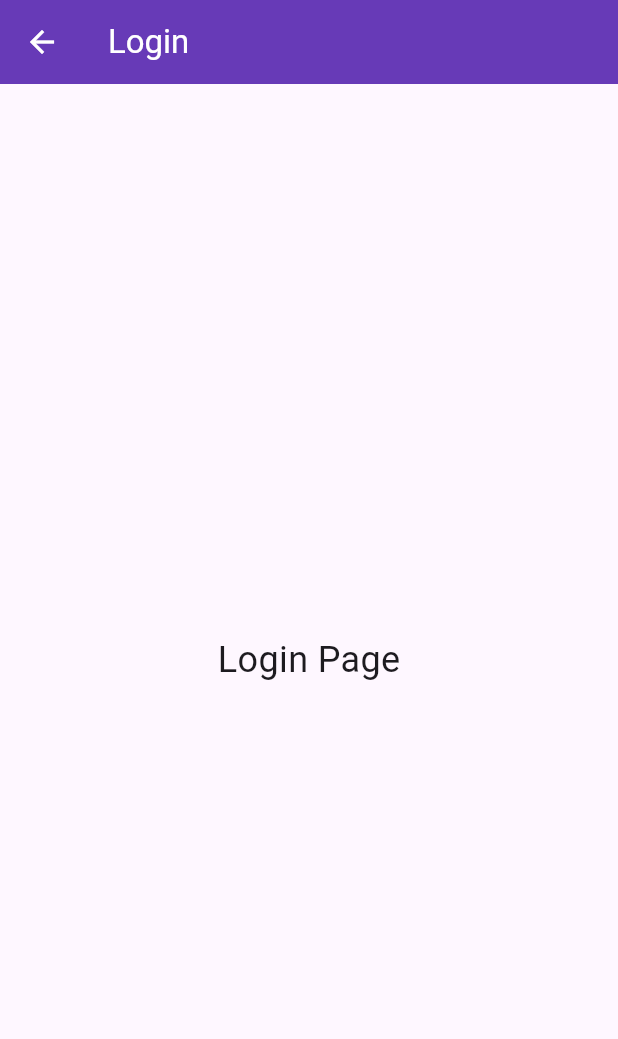
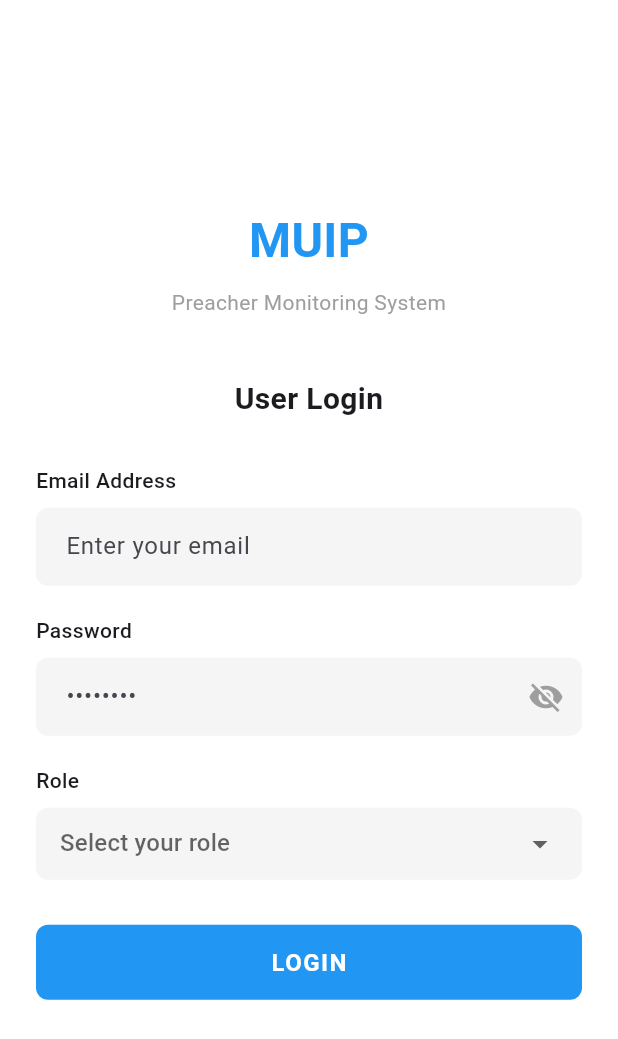
Before and after one commit to Shahittya/PreacherPro, a Flutter app: the screen it shows after launch, after a tap on "Login", on a phone screen of 412 x 824 dp. Shown: the top 1039 px of the screen. Run offline on Flutter 3.47's test engine with Material 3 defaults, Android fonts, the light colour scheme and no system bars; our stand-ins replace cloud_firestore, firebase_auth, firebase_core, image_picker; accounts and stored records are empty.

Commit message:
Login Function Added

```diff
--- /dev/null
+++ b/lib/models/Login/User.dart
@@ -0,0 +1,119 @@
+import 'package:firebase_auth/firebase_auth.dart' as auth;
+import 'package:cloud_firestore/cloud_firestore.dart';
+
+// MODEL - Handles Firebase authentication and database operations
+class User {
+  final String email;
+  final String password;
+  final String role;
+
+  final auth.FirebaseAuth _auth = auth.FirebaseAuth.instance;
+  final FirebaseFirestore _firestore = FirebaseFirestore.instance;
+
+  User({
+    required this.email,
+    required this.password,
+    required this.role,
+  });
+
+  // Login user with Firebase Authentication and verify role & status
+  Future<Map<String, dynamic>> login() async {
+    try {
+      // Step 1: Authenticate with Firebase Auth
+      auth.UserCredential userCredential =
+          await _auth.signInWithEmailAndPassword(
+        email: email,
+        password: password,
+      );
+
+      String uid = userCredential.user!.uid;
+
+      // Step 2: Verify user role and status in Firestore
+      DocumentSnapshot userDoc =
+          await _firestore.collection('users').doc(uid).get();
+
+      if (!userDoc.exists) {
+        await _auth.signOut();
+        return {
+          'success': false,
+          'message': 'User data not found. Please contact support.',
+        };
+      }
+
+      Map<String, dynamic> userData = userDoc.data() as Map<String, dynamic>;
+      String userRole = userData['role'] ?? '';
+      String userStatus = userData['status'] ?? '';
+
+      // Step 3: Check if role matches
+      if (userRole.toUpperCase() != role.toUpperCase()) {
+        await _auth.signOut();
+        return {
+          'success': false,
+          'message': 'Invalid role selected. Please select the correct role.',
+        };
+      }
+
+      // Step 4: Check status for PREACHER role only
+      if (userRole.toUpperCase() == 'PREACHER') {
+        if (userStatus == 'PENDING') {
+          await _auth.signOut();
+          return {
+            'success': false,
+            'message': 'Your account is pending approval. Please wait for admin approval.',
+          };
+        } else if (userStatus == 'REJECTED') {
+          await _auth.signOut();
+          return {
+            'success': false,
+            'message': 'Your account has been rejected. Please contact admin for more information.',
+          };
+        } else if (userStatus != 'ACTIVE') {
+          await _auth.signOut();
+          return {
+            'success': false,
+            'message': 'Your account is not active. Please contact admin.',
+          };
+        }
+      }
+
+      // Step 5: Login successful
+      return {
+        'success': true,
+        'message': 'Login successful!',
+        'uid': uid,
+        'role': userRole,
+        'name': userData['name'] ?? 'User',
+      };
+    } on auth.FirebaseAuthException catch (e) {
+      return {
+        'success': false,
+        'message': _getAuthErrorMessage(e.code),
+      };
+    } catch (e) {
+      return {
+        'success': false,
+        'message': 'Login failed: ${e.toString()}',
+      };
+    }
+  }
+
+  // Get user-friendly error messages
+  String _getAuthErrorMessage(String code) {
+    switch (code) {
+      case 'user-not-found':
+        return 'No account found with this email.';
+      case 'wrong-password':
+        return 'Incorrect password. Please try again.';
+      case 'invalid-email':
+        return 'Invalid email address format.';
+      case 'user-disabled':
+        return 'This account has been disabled.';
+      case 'too-many-requests':
+        return 'Too many failed attempts. Please try again later.';
+      case 'invalid-credential':
+        return 'Invalid email or password. Please try again.';
+      default:
+        return 'Login failed. Please check your credentials.';
+    }
+  }
+}
--- a/lib/models/Registeration/UserData.dart
+++ b/lib/models/Registeration/UserData.dart
@@ -109,7 +109,7 @@ class UserData {
         'createdAt': FieldValue.serverTimestamp(),
       });
 
-      // Document 2: preachers/{uid} - Combined preacher info and registration status
+      // Document 2: preachers/{uid} - Preacher info and registration details
       DocumentReference preacherDoc =
           _firestore.collection('preachers').doc(uid);
       batch.set(preacherDoc, {
@@ -119,7 +119,6 @@ class UserData {
         'address': address,
         'district': district ?? '',
         'qualification': qualification ?? '',
-        'status': 'PENDING',
         'submittedAt': FieldValue.serverTimestamp(),
         'reviewedBy': null,
         'reviewedAt': null,
--- /dev/null
+++ b/lib/providers/Login/LoginController.dart
@@ -0,0 +1,55 @@
+import '../../models/Login/User.dart';
+
+// CONTROLLER - Validates credentials and orchestrates login flow
+class LoginController {
+  // Validate login credentials
+  Map<String, dynamic> validateCredentials(String email, String password, String role) {
+    // Validate Email
+    if (email.isEmpty) {
+      return {'valid': false, 'message': 'Email is required'};
+    }
+    if (!_isValidEmail(email)) {
+      return {'valid': false, 'message': 'Please enter a valid email address'};
+    }
+
+    // Validate Password
+    if (password.isEmpty) {
+      return {'valid': false, 'message': 'Password is required'};
+    }
+    if (password.length < 6) {
+      return {'valid': false, 'message': 'Password must be at least 6 characters'};
+    }
+
+    // Validate Role
+    if (role.isEmpty) {
+      return {'valid': false, 'message': 'Please select a role'};
+    }
+
+    return {'valid': true, 'message': 'Validation successful'};
+  }
+
+  // Handle login process
+  Future<Map<String, dynamic>> login(String email, String password, String role) async {
+    // Step 1: Validate credentials
+    Map<String, dynamic> validation = validateCredentials(email, password, role);
+
+    if (!validation['valid']) {
+      return validation;
+    }
+
+    // Step 2: Create User model and attempt login
+    User user = User(
+      email: email,
+      password: password,
+      role: role,
+    );
+
+    // Step 3: Pass to Model for Firebase authentication
+    return await user.login();
+  }
+
+  // Email validation helper
+  bool _isValidEmail(String email) {
+    return RegExp(r'^[\w-\.]+@([\w-]+\.)+[\w-]{2,4}$').hasMatch(email);
+  }
+}
--- a/lib/screens/Login/loginPage.dart
+++ b/lib/screens/Login/loginPage.dart
@@ -0,0 +1,318 @@
+import 'package:flutter/material.dart';
+import '../../providers/Login/LoginController.dart';
+import '../preacherDashboard.dart';
+import '../officerDashboard.dart';
+import '../adminDashboard.dart';
+
+class LoginPage extends StatefulWidget {
+  const LoginPage({super.key});
+
+  @override
+  State<LoginPage> createState() => _LoginPageState();
+}
+
+class _LoginPageState extends State<LoginPage> {
+  final _formKey = GlobalKey<FormState>();
+  final _controller = LoginController();
+
+  // Controllers
+  final _emailController = TextEditingController();
+  final _passwordController = TextEditingController();
+
+  String _selectedRole = '';
+  bool _isLoading = false;
+  bool _isPasswordVisible = false;
+
+  final List<String> _roles = ['Preacher', 'Officer', 'Admin'];
+
+  @override
+  void dispose() {
+    _emailController.dispose();
+    _passwordController.dispose();
+    super.dispose();
+  }
+
+  Future<void> onLoginUser() async {
+    if (!_formKey.currentState!.validate()) return;
+
+    if (_selectedRole.isEmpty) {
+      ScaffoldMessenger.of(context).showSnackBar(
+        const SnackBar(
+          content: Text('Please select a role'),
+          backgroundColor: Colors.red,
+        ),
+      );
+      return;
+    }
+
+    setState(() {
+      _isLoading = true;
+    });
+
+    try {
+      // Call controller to handle login
+      Map<String, dynamic> result = await _controller.login(
+        _emailController.text.trim(),
+        _passwordController.text,
+        _selectedRole,
+      );
+
+      setState(() {
+        _isLoading = false;
+      });
+
+      if (mounted) {
+        if (result['success']) {
+          // Navigate to appropriate dashboard based on role
+          Widget dashboard;
+          switch (_selectedRole.toUpperCase()) {
+            case 'PREACHER':
+              dashboard = const PreacherDashboard();
+              break;
+            case 'OFFICER':
+              dashboard = const OfficerDashboard();
+              break;
+            case 'ADMIN':
+              dashboard = const AdminDashboard();
+              break;
+            default:
+              dashboard = const PreacherDashboard();
+          }
+
+          Navigator.pushReplacement(
+            context,
+            MaterialPageRoute(builder: (context) => dashboard),
+          );
+        } else {
+          // Show error message
+          ScaffoldMessenger.of(context).showSnackBar(
+            SnackBar(
+              content: Text(result['message']),
+              backgroundColor: Colors.red,
+              duration: const Duration(seconds: 4),
+            ),
+          );
+        }
+      }
+    } catch (e) {
+      setState(() {
+        _isLoading = false;
+      });
+
+      if (mounted) {
+        ScaffoldMessenger.of(context).showSnackBar(
+          SnackBar(
+            content: Text('Error: ${e.toString()}'),
+            backgroundColor: Colors.red,
+          ),
+        );
+      }
+    }
+  }
+
+  @override
+  Widget build(BuildContext context) {
+    return Scaffold(
+      backgroundColor: Colors.white,
+      body: SafeArea(
+        child: Center(
+          child: SingleChildScrollView(
+            padding: const EdgeInsets.symmetric(horizontal: 24.0),
+            child: Form(
+              key: _formKey,
+              child: Column(
+                mainAxisAlignment: MainAxisAlignment.center,
+                crossAxisAlignment: CrossAxisAlignment.stretch,
+                children: [
+                  // Logo/Title
+                  const Text(
+                    'MUIP',
+                    style: TextStyle(
+                      fontSize: 32,
+                      fontWeight: FontWeight.bold,
+                      color: Colors.blue,
+                    ),
+                    textAlign: TextAlign.center,
+                  ),
+                  const SizedBox(height: 8),
+                  const Text(
+                    'Preacher Monitoring System',
+                    style: TextStyle(
+                      fontSize: 14,
+                      color: Colors.grey,
+                    ),
+                    textAlign: TextAlign.center,
+                  ),
+                  const SizedBox(height: 40),
+                  // User Login Title
+                  const Text(
+                    'User Login',
+                    style: TextStyle(
+                      fontSize: 20,
+                      fontWeight: FontWeight.bold,
+                    ),
+                    textAlign: TextAlign.center,
+                  ),
+                  const SizedBox(height: 30),
+                  // Email Field
+                  const Text(
+                    'Email Address',
+                    style: TextStyle(
+                      fontSize: 14,
+                      fontWeight: FontWeight.w500,
+                    ),
+                  ),
+                  const SizedBox(height: 8),
+                  TextFormField(
+                    controller: _emailController,
+                    keyboardType: TextInputType.emailAddress,
+                    decoration: InputDecoration(
+                      hintText: 'Enter your email',
+                      filled: true,
+                      fillColor: Colors.grey[100],
+                      border: OutlineInputBorder(
+                        borderRadius: BorderRadius.circular(8),
+                        borderSide: BorderSide.none,
+                      ),
+                      contentPadding: const EdgeInsets.symmetric(
+                        horizontal: 16,
+                        vertical: 14,
+                      ),
+                    ),
+                    validator: (value) {
+                      if (value == null || value.isEmpty) {
+                        return 'Please enter your email';
+                      }
+                      if (!value.contains('@')) {
+                        return 'Please enter a valid email';
+                      }
+                      return null;
+                    },
+                  ),
+                  const SizedBox(height: 20),
+                  // Password Field
+                  const Text(
+                    'Password',
+                    style: TextStyle(
+                      fontSize: 14,
+                      fontWeight: FontWeight.w500,
+                    ),
+                  ),
+                  const SizedBox(height: 8),
+                  TextFormField(
+                    controller: _passwordController,
+                    obscureText: !_isPasswordVisible,
+                    decoration: InputDecoration(
+                      hintText: '••••••••',
+                      filled: true,
+                      fillColor: Colors.grey[100],
+                      border: OutlineInputBorder(
+                        borderRadius: BorderRadius.circular(8),
+                        borderSide: BorderSide.none,
+                      ),
+                      contentPadding: const EdgeInsets.symmetric(
+                        horizontal: 16,
+                        vertical: 14,
+                      ),
+                      suffixIcon: IconButton(
+                        icon: Icon(
+                          _isPasswordVisible
+                              ? Icons.visibility
+                              : Icons.visibility_off,
+                          color: Colors.grey,
+                        ),
+                        onPressed: () {
+                          setState(() {
+                            _isPasswordVisible = !_isPasswordVisible;
+                          });
+                        },
+                      ),
+                    ),
+                    validator: (value) {
+                      if (value == null || value.isEmpty) {
+                        return 'Please enter your password';
+                      }
+                      if (value.length < 6) {
+                        return 'Password must be at least 6 characters';
+                      }
+                      return null;
+                    },
+                  ),
+                  const SizedBox(height: 20),
+                  // Role Dropdown
+                  const Text(
+                    'Role',
+                    style: TextStyle(
+                      fontSize: 14,
+                      fontWeight: FontWeight.w500,
+                    ),
+                  ),
+                  const SizedBox(height: 8),
+                  Container(
+                    padding: const EdgeInsets.symmetric(horizontal: 16),
+                    decoration: BoxDecoration(
+                      color: Colors.grey[100],
+                      borderRadius: BorderRadius.circular(8),
+                    ),
+                    child: DropdownButtonHideUnderline(
+                      child: DropdownButton<String>(
+                        isExpanded: true,
+                        hint: const Text('Select your role'),
+                        value: _selectedRole.isEmpty ? null : _selectedRole,
+                        items: _roles.map((String role) {
+                          return DropdownMenuItem<String>(
+                            value: role,
+                            child: Text(role),
+                          );
+                        }).toList(),
+                        onChanged: (String? newValue) {
+                          setState(() {
+                            _selectedRole = newValue ?? '';
+                          });
+                        },
+                      ),
+                    ),
+                  ),
+                  const SizedBox(height: 30),
+                  // Login Button
+                  SizedBox(
+                    height: 50,
+                    child: ElevatedButton(
+                      onPressed: _isLoading ? null : onLoginUser,
+                      style: ElevatedButton.styleFrom(
+                        backgroundColor: Colors.blue,
+                        foregroundColor: Colors.white,
+                        shape: RoundedRectangleBorder(
+                          borderRadius: BorderRadius.circular(8),
+                        ),
+                        elevation: 0,
+                      ),
+                      child: _isLoading
+                          ? const SizedBox(
+                              height: 24,
+                              width: 24,
+                              child: CircularProgressIndicator(
+                                color: Colors.white,
+                                strokeWidth: 2,
+                              ),
+                            )
+                          : const Text(
+                              'LOGIN',
+                              style: TextStyle(
+                                fontSize: 16,
+                                fontWeight: FontWeight.bold,
+                                letterSpacing: 1,
+                              ),
+                            ),
+                    ),
+                  ),
+                  const SizedBox(height: 20),
+                ],
+              ),
+            ),
+          ),
+        ),
+      ),
+    );
+  }
+}
--- a/lib/screens/home_screen.dart
+++ b/lib/screens/home_screen.dart
@@ -1,5 +1,5 @@
 import 'package:flutter/material.dart';
-import 'loginPage.dart';
+import 'Login/loginPage.dart';
 import 'Registeration/userRegisterPage.dart';
 
 class HomeScreen extends StatelessWidget {
@@ -119,6 +119,7 @@ class HomeScreen extends StatelessWidget {
                       },
                       style: OutlinedButton.styleFrom(
                         foregroundColor: Colors.white,
+                        backgroundColor: Colors.transparent,
                         side: const BorderSide(color: Colors.white, width: 2),
                         shape: RoundedRectangleBorder(
                           borderRadius: BorderRadius.circular(12),
@@ -129,6 +130,7 @@ class HomeScreen extends StatelessWidget {
                         style: TextStyle(
                           fontSize: 18,
                           fontWeight: FontWeight.bold,
+                          color: Colors.white,
                         ),
                       ),
                     ),
--- a/lib/screens/loginPage.dart
+++ /dev/null
@@ -1,22 +0,0 @@
-import 'package:flutter/material.dart';
-
-class LoginPage extends StatelessWidget {
-  const LoginPage({super.key});
-
-  @override
-  Widget build(BuildContext context) {
-    return Scaffold(
-      appBar: AppBar(
-        title: const Text('Login'),
-        backgroundColor: Colors.deepPurple,
-        foregroundColor: Colors.white,
-      ),
-      body: const Center(
-        child: Text(
-          'Login Page',
-          style: TextStyle(fontSize: 24),
-        ),
-      ),
-    );
-  }
-}
```
Also changed, not shown: lib/screens/adminDashboard.dart (added, +63 -0 lines), lib/screens/officerDashboard.dart (added, +63 -0 lines), lib/screens/preacherDashboard.dart (added, +63 -0 lines).
